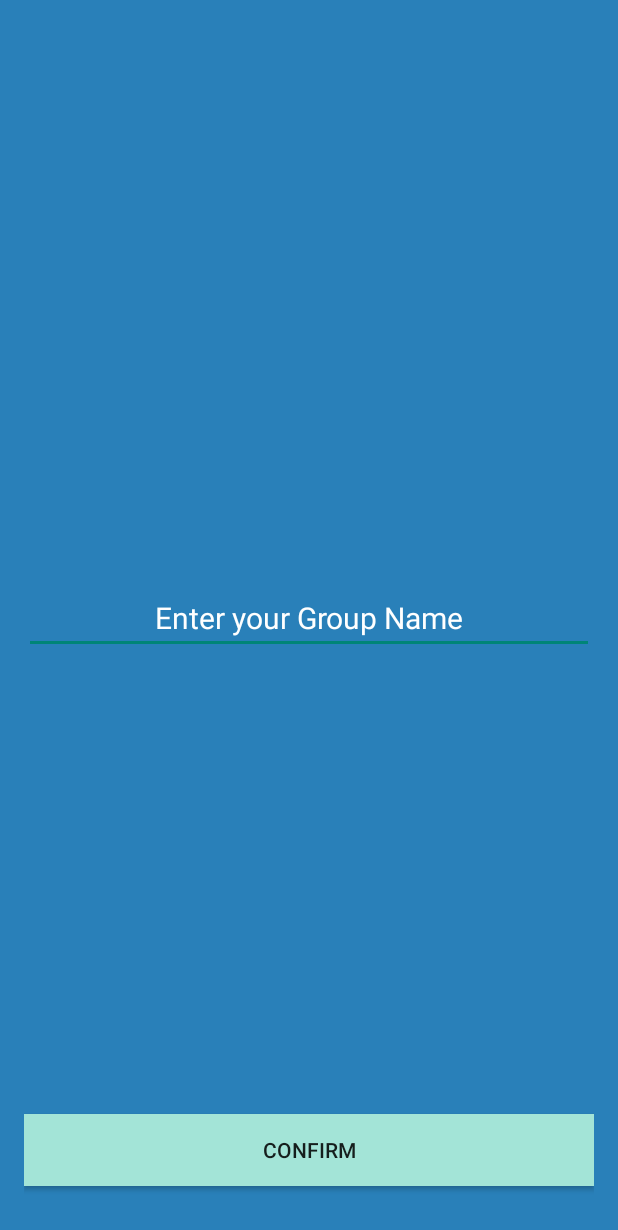
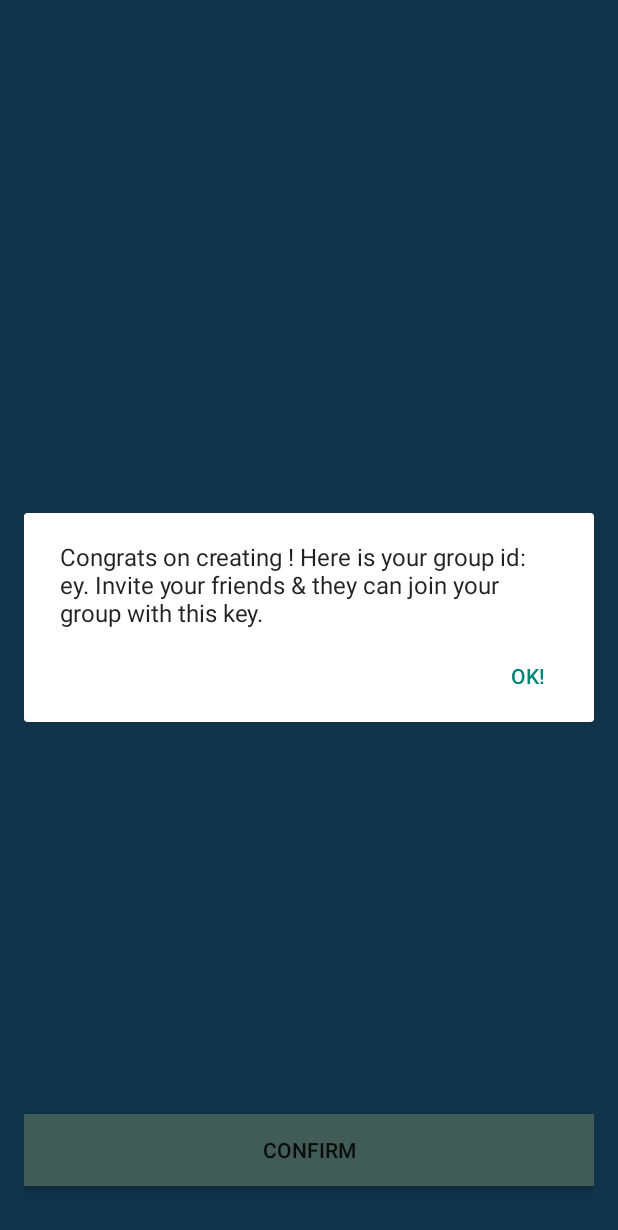
Before and after one commit to EvanBelcher/SocialSave, an Android app: the CreateAGroupActivity screen opened directly, with no data from a screen before it, after a tap on "CONFIRM", on a phone screen of 412 x 824 dp. Shown: the top 1230 px of the screen. Run offline under Robolectric (Android 15) with nearby library versions, the phone set to English and light mode, and no system bars; our stand-ins replace Firebase (no records; nobody signed in at launch, a user with empty details on screens opened directly); libraries missing offline, so code that uses them is left out: com.reimaginebanking.api.

Commit message:
Flow added, and changed hint color.

```diff
--- a/app/src/main/AndroidManifest.xml
+++ b/app/src/main/AndroidManifest.xml
@@ -9,7 +9,7 @@
         android:label="@string/app_name"
         android:theme="@style/SSTheme"
         tools:replace="android:theme">
-        <activity android:name=".JoinGroupActvity">
+        <activity android:name=".LoginActivity">
             <intent-filter>
                 <action android:name="android.intent.action.MAIN" />
 
@@ -19,7 +19,7 @@
         <activity android:name=".MainActivity" />
         <activity android:name=".MakingGoals" />
         <activity android:name=".CreateAGroupActivity" />
-        <activity android:name=".LoginActivity" />
+        <activity android:name=".JoinGroupActvity" />
         <activity android:name=".LogginIntoMain" />
         <activity android:name=".SignUpActivity"></activity>
     </application>
--- a/app/src/main/java/com/yesand/socialsave/CreateAGroupActivity.java
+++ b/app/src/main/java/com/yesand/socialsave/CreateAGroupActivity.java
@@ -1,5 +1,9 @@
 package com.yesand.socialsave;
 
+import android.app.Dialog;
+import android.content.DialogInterface;
+import android.content.Intent;
+import android.support.v7.app.AlertDialog;
 import android.support.v7.app.AppCompatActivity;
 import android.os.Bundle;
 import android.view.View;
@@ -27,12 +31,25 @@ public class CreateAGroupActivity extends AppCompatActivity {
                 String groupName = group.getText().toString();
                 DatabaseReference newGroup = dbRef.child("groups").push(); //creates group
                 newGroup.child("name").setValue(groupName);
-                String groupKey = newGroup.getKey().substring(1); //gets generated key
-                String confirmation = "Congrats on creating " + groupName + "! Here is your group id: " + groupKey
+                String groupKey = newGroup.getKey().substring(1); //gets generated key, remove "-" at the beginning
+                ResourceManager.getCurrUser().child(GROUP_KEY).setValue(groupKey); //sets user's group
+
+                AlertDialog.Builder b = new AlertDialog.Builder(CreateAGroupActivity.this);
+                String report = "Congrats on creating " + groupName + "! Here is your group id: " + groupKey
                         +". Invite your friends & they can join your group with this key.";
-                Toast.makeText(CreateAGroupActivity.this, confirmation, Toast.LENGTH_LONG).show();
-                //TO DO: make the Toast a Dialog with an "OK" button that takes you to TeamFragment
-                ResourceManager.getCurrUser().child(GROUP_KEY).setValue(groupKey); //sets user's group
+                b.setMessage(report);
+                b.setPositiveButton(
+                        "OK!",
+                        new DialogInterface.OnClickListener() {
+                            public void onClick(DialogInterface dialog, int id) {
+                                dialog.cancel();
+                                Intent intent = new Intent(getApplicationContext(), MainActivity.class);
+                                startActivity(intent);;
+                                finish();
+                            }
+                        });
+                AlertDialog confirmation = b.create();
+                confirmation.show();
             }
         });
     }
--- a/app/src/main/java/com/yesand/socialsave/SignUpActivity.java
+++ b/app/src/main/java/com/yesand/socialsave/SignUpActivity.java
@@ -1,5 +1,6 @@
 package com.yesand.socialsave;
 
+import android.content.Intent;
 import android.support.v7.app.AppCompatActivity;
 import android.os.Bundle;
 import android.text.TextUtils;
@@ -76,7 +77,9 @@ public class SignUpActivity extends AppCompatActivity {
                                 String key = useremail.replace('.','-');
                                 ResourceManager.setCurrUser(dbRef.child("users").child(key));
                                 ResourceManager.getCurrUser().setValue(user);
-                                // flow - go to MakingGoals
+                                Intent intent = new Intent(getApplicationContext(), MakingGoals.class);
+                                startActivity(intent);
+                                finish();
                             }
                         }
                     });
--- a/app/src/main/res/layout/activity_create_a_group_.xml
+++ b/app/src/main/res/layout/activity_create_a_group_.xml
@@ -15,7 +15,6 @@
         android:layout_width="match_parent"
         android:layout_height="wrap_content"
         android:hint="Enter your Group Name"
-        android:textColorHint="#fff"
         android:textSize="20dp"
         android:id="@+id/groupName"
         android:gravity="center_horizontal"
--- a/app/src/main/res/layout/activity_login.xml
+++ b/app/src/main/res/layout/activity_login.xml
@@ -30,7 +30,6 @@
             android:layout_height="wrap_content"
             android:hint="Email"
             android:background="#FFFFFF"
-            android:textColor="#000"
             android:fontFamily="sans"
             android:layout_marginTop="50dp"
             android:paddingLeft="5dp"
@@ -41,12 +40,11 @@
             android:layout_height="wrap_content"
             android:hint="Password"
             android:background="#FFFFFF"
-            android:textColor="#000"
             android:paddingLeft="5dp"
             android:fontFamily="sans"
             android:layout_marginTop="20dp"
             android:textSize="20dp"
-            android:id="@+id/login_password"/>
+            android:id="@+id/login_password" />
         <Button
             android:layout_width="match_parent"
             android:layout_height="wrap_content"
```
Also changed, not shown: app/src/main/java/com/yesand/socialsave/JoinGroupActvity.java (+19 -3 lines), app/src/main/java/com/yesand/socialsave/LoginActivity.java (+6 -5 lines), app/src/main/java/com/yesand/socialsave/MakingGoals.java (+7 -2 lines), app/src/main/res/layout/activity_sign_up_.xml (+4 -7 lines).
